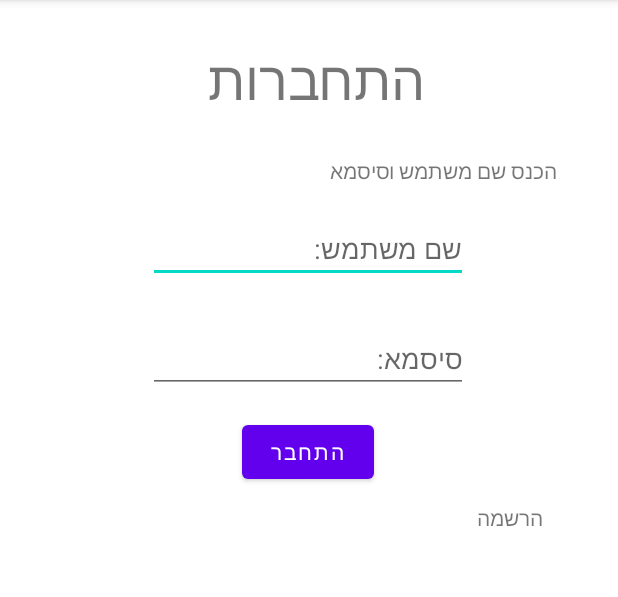
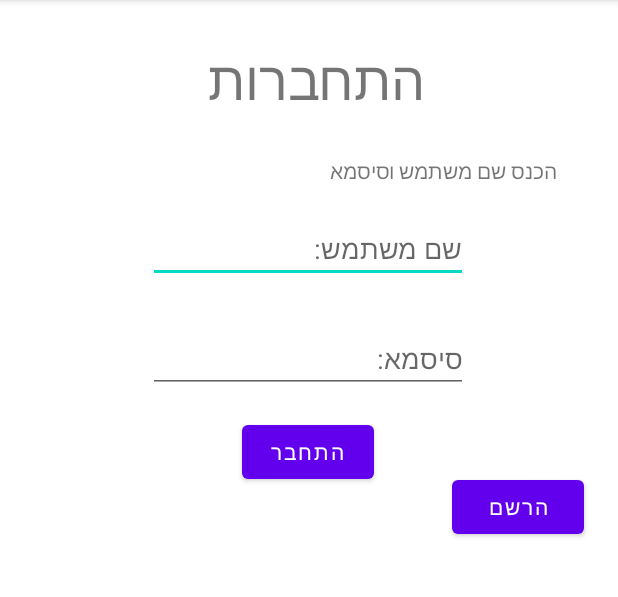
Before and after one commit to RazUzan1/SmartSchool, an Android app: the screen it shows after launch (Login), on a phone screen of 412 x 824 dp, the part 84-681 px from its top. Run offline under Robolectric (Android 15) with nearby library versions, the phone set to English and light mode, and no system bars; our stand-ins replace Firebase (no records; nobody signed in at launch, a user with empty details on screens opened directly); 1 statement that could not run was skipped.

Commit message:
עברתי עם ג'פרי על השגיאות כרגע הכול תקין נשאר רק לעבוד על העיצוב

```diff
--- a/app/src/main/res/layout/activity_login.xml
+++ b/app/src/main/res/layout/activity_login.xml
@@ -70,13 +70,17 @@
         app:layout_constraintTop_toTopOf="parent"
         app:layout_constraintVertical_bias="0.295" />
 
-    <TextView
-        android:id="@+id/sign_up"
+    <Button
+        android:id="@+id/harshma_buttom"
         android:layout_width="wrap_content"
         android:layout_height="wrap_content"
-        android:padding="10dp"
-        android:text="הרשמה"
-        app:layout_constraintEnd_toEndOf="@+id/textView2"
-        app:layout_constraintTop_toBottomOf="@+id/login" />
+        android:layout_marginStart="52dp"
+        android:text="הרשם"
+        app:layout_constraintBottom_toBottomOf="parent"
+        app:layout_constraintEnd_toEndOf="parent"
+        app:layout_constraintHorizontal_bias="0.0"
+        app:layout_constraintStart_toEndOf="@+id/login"
+        app:layout_constraintTop_toBottomOf="@+id/textView2"
+        app:layout_constraintVertical_bias="0.319" />
 
 </androidx.constraintlayout.widget.ConstraintLayout>
--- a/app/src/main/res/layout/activity_sign_up.xml
+++ b/app/src/main/res/layout/activity_sign_up.xml
@@ -35,7 +35,7 @@
             android:layout_width="match_parent"
             android:layout_height="wrap_content"
             android:ems="10"
-            android:hint="ן שם משפחה"
+            android:hint="הזן שם משפחה"
             android:inputType="textPersonName"
             tools:ignore="TouchTargetSizeCheck" />
 
```
